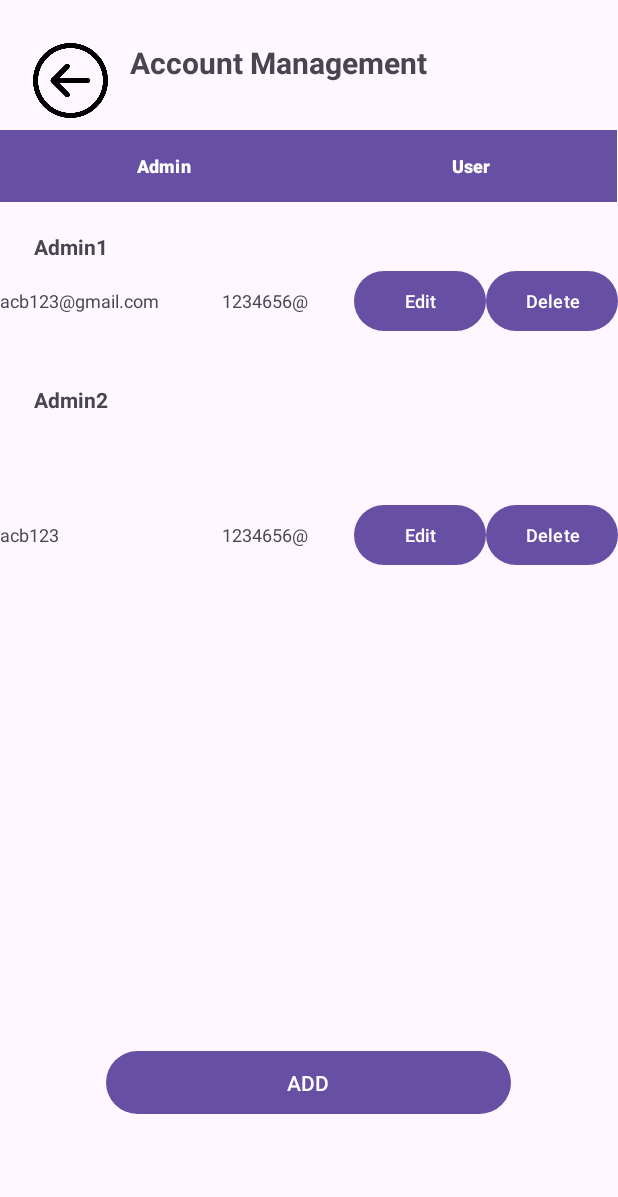
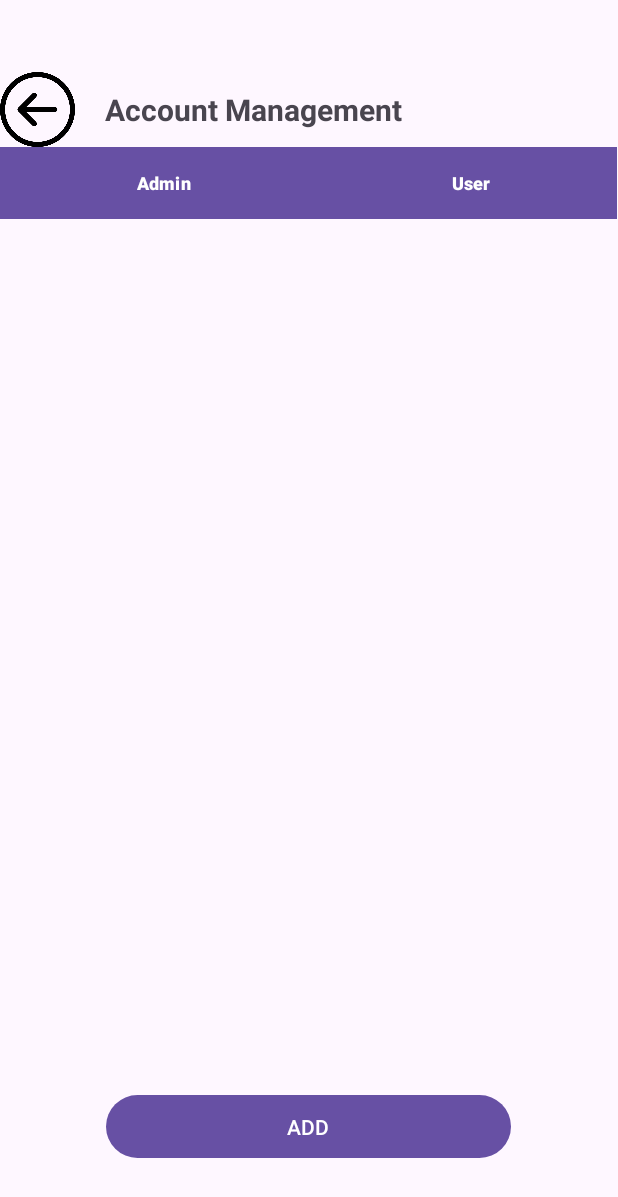
Before and after one commit to xzeo1123/Mob2, an Android app: the AdminAccAdminActivity screen opened directly, with no data from a screen before it, on a phone screen of 412 x 824 dp. Shown: the top 1197 px of the screen. Run offline under Robolectric (Android 15) with nearby library versions, the phone set to English and light mode, and no system bars; our stand-ins replace Firebase (no records; nobody signed in at launch, a user with empty details on screens opened directly).

Commit message:
Fix bugs after rebase from master

```diff
--- a/app/src/main/java/com/example/androidproject/AAdmin_RecyclerViewAdapter.java
+++ b/app/src/main/java/com/example/androidproject/AAdmin_RecyclerViewAdapter.java
@@ -36,8 +36,7 @@ public class AAdmin_RecyclerViewAdapter extends RecyclerView.Adapter<AAdmin_Recy
 
     @Override
     public void onBindViewHolder(@NonNull AAdmin_RecyclerViewAdapter.MyViewHolder holder, int position) {
-
-        holder.tvEmail.setText(adminAccountArrayList.get(position).getEmail());
+        holder.tvEmail.setText(adminAccountArrayList.get(position).getDisplayName());
     }
 
     @Override
@@ -51,7 +50,7 @@ public class AAdmin_RecyclerViewAdapter extends RecyclerView.Adapter<AAdmin_Recy
             super(itemView);
             tvEmail = itemView.findViewById(R.id.recyclerEmail);
 
-            itemView.findViewById(R.id.btnResetPassword).setOnClickListener(new View.OnClickListener() {
+            itemView.findViewById(R.id.btnDetail).setOnClickListener(new View.OnClickListener() {
                 @Override
                 public void onClick(View view) {
                     if (iRecycleViewAdminAcc != null){
--- a/app/src/main/java/com/example/androidproject/AdminHomeActivity.java
+++ b/app/src/main/java/com/example/androidproject/AdminHomeActivity.java
@@ -20,7 +20,8 @@ public class AdminHomeActivity extends AppCompatActivity {
         setContentView(R.layout.activity_admin_home);
         Intent intentValues = getIntent();
         userName = findViewById(R.id.txtUserName);
-        userName.setText(intentValues.getStringExtra("userName"));
+        String userText = ("Hello, " + intentValues.getStringExtra("userName"));
+        userName.setText(userText);
 
         //      Button to Admins
         Button btnToAdmin = findViewById(R.id.btnToAdmin);
--- a/app/src/main/java/com/example/androidproject/entity/AdminAccount.java
+++ b/app/src/main/java/com/example/androidproject/entity/AdminAccount.java
@@ -1,6 +1,8 @@
 package com.example.androidproject.entity;
 
-public class AdminAccount {
+import java.io.Serializable;
+
+public class AdminAccount implements Serializable {
     public int AccountID;
     public String DisplayName;
     public String DoB;
--- a/app/src/main/res/layout/activity_admin_acc_admin.xml
+++ b/app/src/main/res/layout/activity_admin_acc_admin.xml
@@ -1,18 +1,27 @@
 <?xml version="1.0" encoding="utf-8"?>
-<androidx.constraintlayout.widget.ConstraintLayout xmlns:android="http://schemas.android.com/apk/res/android"
+<LinearLayout xmlns:android="http://schemas.android.com/apk/res/android"
     xmlns:app="http://schemas.android.com/apk/res-auto"
     xmlns:tools="http://schemas.android.com/tools"
+    android:orientation="vertical"
     android:id="@+id/main"
+    android:gravity="center"
     android:layout_width="match_parent"
     android:layout_height="match_parent"
     tools:context=".AdminAccAdminActivity">
 
+    <LinearLayout
+        android:layout_width="match_parent"
+        android:layout_height="wrap_content"
+        android:orientation="horizontal"
+        android:gravity="bottom"
+        >
         <ImageButton
             android:id="@+id/buttonBack"
             android:layout_width="50dp"
             android:layout_height="50dp"
             android:background="@null"
             android:scaleType="fitXY"
+            android:layout_marginEnd="20dp"
             app:layout_constraintBottom_toBottomOf="parent"
             app:layout_constraintEnd_toEndOf="parent"
             app:layout_constraintHorizontal_bias="0.06"
@@ -24,9 +33,10 @@
 
         <TextView
             android:id="@+id/textView"
-        android:layout_width="300dp"
-        android:layout_height="38dp"
+            android:layout_width="wrap_content"
+            android:layout_height="match_parent"
             android:text="Account Management"
+            android:gravity="center"
             android:textSize="20sp"
             android:textStyle="bold"
             app:layout_constraintBottom_toBottomOf="parent"
@@ -37,20 +47,16 @@
             app:layout_constraintVertical_bias="0.036"
             tools:ignore="HardcodedText" />
 
-    <HorizontalScrollView
-        android:id="@+id/horizontalScrollView2"
+    </LinearLayout>
+    <LinearLayout
         android:layout_width="match_parent"
         android:layout_height="wrap_content"
-        app:layout_constraintBottom_toTopOf="@+id/textView1"
+        android:orientation="horizontal"
         app:layout_constraintEnd_toEndOf="parent"
         app:layout_constraintStart_toStartOf="parent"
         app:layout_constraintTop_toBottomOf="@+id/textView"
         tools:ignore="MissingConstraints">
 
-        <LinearLayout
-            android:layout_width="wrap_content"
-            android:layout_height="wrap_content"
-            android:orientation="horizontal">
 
             <Button
                 android:layout_width="217dp"
@@ -72,124 +78,21 @@
                 tools:ignore="ButtonStyle,HardcodedText"
                 tools:layout_editor_absoluteY="18dp" />
     </LinearLayout>
-    </HorizontalScrollView>
 
 
-    <TextView
-        android:id="@+id/textView1"
-        android:layout_width="54dp"
-        android:layout_height="22dp"
-        android:text="Admin1"
-        android:textSize="14sp"
-        android:textStyle="bold"
+    <LinearLayout
+        android:layout_width="match_parent"
+        android:layout_height="580dp">
+        <androidx.recyclerview.widget.RecyclerView
+            android:id="@+id/adminAccRecyclerView"
+            android:layout_width="match_parent"
+            android:layout_height="match_parent"
+            android:layout_marginBottom="4dp"
             app:layout_constraintBottom_toBottomOf="parent"
             app:layout_constraintEnd_toEndOf="parent"
-        app:layout_constraintHorizontal_bias="0.064"
             app:layout_constraintStart_toStartOf="parent"
-        app:layout_constraintTop_toTopOf="parent"
-        app:layout_constraintVertical_bias="0.193"
-        tools:ignore="ContentDescription,HardcodedText,MissingConstraints" />
+            app:layout_constraintTop_toBottomOf="@+id/buttonAdd" />
 
-    <LinearLayout
-        android:layout_width="wrap_content"
-        android:layout_height="wrap_content"
-        android:orientation="horizontal"
-        app:layout_constraintBottom_toTopOf="@+id/textView2"
-        app:layout_constraintEnd_toEndOf="parent"
-        app:layout_constraintHorizontal_bias="0.0"
-        app:layout_constraintStart_toStartOf="parent"
-        app:layout_constraintTop_toBottomOf="@+id/textView1"
-        app:layout_constraintVertical_bias="0.0">
-
-        <TextView
-            android:layout_width="148dp"
-            android:layout_height="wrap_content"
-            android:text="acb123@gmail.com"
-            android:textSize="12sp"
-            tools:ignore="ButtonStyle,HardcodedText"
-            tools:layout_editor_absoluteY="18dp" />
-
-        <TextView
-            android:layout_width="88dp"
-            android:layout_height="wrap_content"
-            android:text="1234656@"
-            android:textSize="12sp"
-            tools:ignore="ButtonStyle,HardcodedText"
-            tools:layout_editor_absoluteY="18dp" />
-
-        <Button
-            android:layout_width="wrap_content"
-            android:layout_height="wrap_content"
-            android:text="Edit"
-            android:textSize="12sp"
-            tools:ignore="ButtonStyle,HardcodedText"
-            tools:layout_editor_absoluteY="18dp" />
-
-        <Button
-            android:layout_width="wrap_content"
-            android:layout_height="wrap_content"
-            android:text="Delete"
-            android:textSize="12sp"
-            tools:ignore="ButtonStyle,HardcodedText"
-            tools:layout_editor_absoluteY="18dp" />
-    </LinearLayout>
-
-    <TextView
-        android:id="@+id/textView2"
-        android:layout_width="54dp"
-        android:layout_height="22dp"
-        android:text="Admin2"
-        android:textSize="14sp"
-        android:textStyle="bold"
-        app:layout_constraintBottom_toBottomOf="parent"
-        app:layout_constraintEnd_toEndOf="parent"
-        app:layout_constraintHorizontal_bias="0.064"
-        app:layout_constraintStart_toStartOf="parent"
-        app:layout_constraintTop_toTopOf="parent"
-        app:layout_constraintVertical_bias="0.32"
-        tools:ignore="ContentDescription,HardcodedText,MissingConstraints" />
-
-    <LinearLayout
-        android:id="@+id/linearLayout4"
-        android:layout_width="wrap_content"
-        android:layout_height="wrap_content"
-        android:layout_marginBottom="316dp"
-        android:orientation="horizontal"
-        app:layout_constraintBottom_toTopOf="@+id/buttonAdd"
-        app:layout_constraintStart_toStartOf="parent"
-        tools:ignore="MissingConstraints">
-
-        <TextView
-            android:layout_width="148dp"
-            android:layout_height="wrap_content"
-            android:text="acb123"
-            android:textSize="12sp"
-            tools:ignore="ButtonStyle,HardcodedText"
-            tools:layout_editor_absoluteY="18dp" />
-
-        <TextView
-            android:layout_width="88dp"
-            android:layout_height="wrap_content"
-            android:text="1234656@"
-            android:textSize="12sp"
-            tools:ignore="ButtonStyle,HardcodedText"
-            tools:layout_editor_absoluteY="18dp" />
-
-        <Button
-            android:layout_width="wrap_content"
-            android:layout_height="wrap_content"
-            android:text="Edit"
-            android:textSize="12sp"
-            tools:ignore="ButtonStyle,HardcodedText"
-            tools:layout_editor_absoluteY="18dp" />
-
-        <Button
-            android:layout_width="wrap_content"
-            android:layout_height="wrap_content"
-            android:text="Delete"
-            android:textSize="12sp"
-            tools:ignore="ButtonStyle,HardcodedText"
-            tools:layout_editor_absoluteY="18dp" />
     </LinearLayout>
 
     <Button
@@ -204,5 +107,4 @@
         app:layout_constraintTop_toTopOf="parent"
         app:layout_constraintVertical_bias="0.9"
         tools:ignore="HardcodedText,MissingConstraints" />
-
-</androidx.constraintlayout.widget.ConstraintLayout>
+</LinearLayout>
```
Also changed, not shown: app/src/main/java/com/example/androidproject/AdminAAccDetail.java (+24 -0 lines), app/src/main/java/com/example/androidproject/AdminAccAdminActivity.java (+6 -3 lines), app/src/main/res/layout/activity_admin_aacc_detail.xml (+10 -5 lines), app/src/main/res/layout/activity_admin_home.xml (+47 -47 lines), app/src/main/res/layout/activity_admin_new_mga.xml (+4 -4 lines), app/src/main/res/layout/recycler_view_adminaccountadmin.xml (+21 -6 lines), 1 other file. Lines whose indentation alone changed are shown as unchanged.
